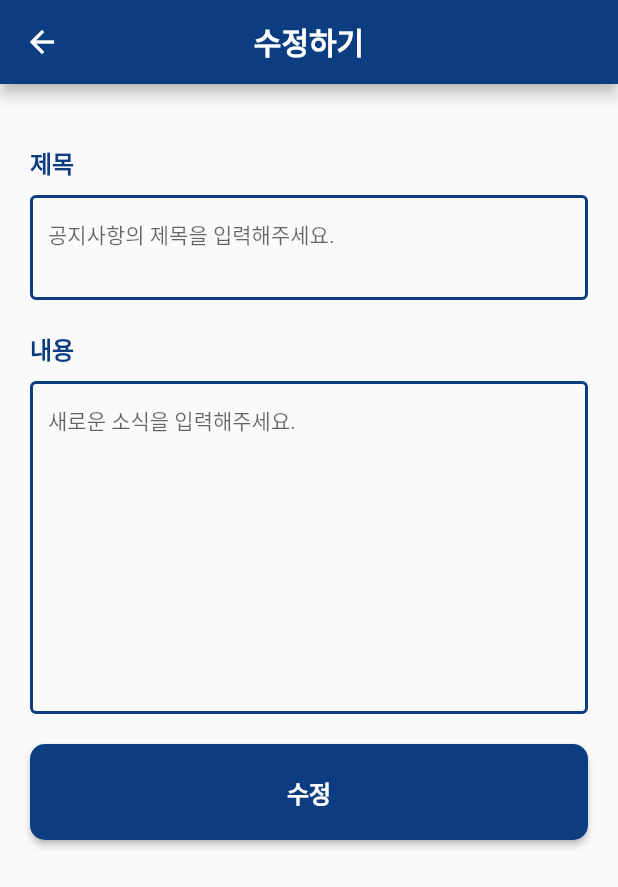
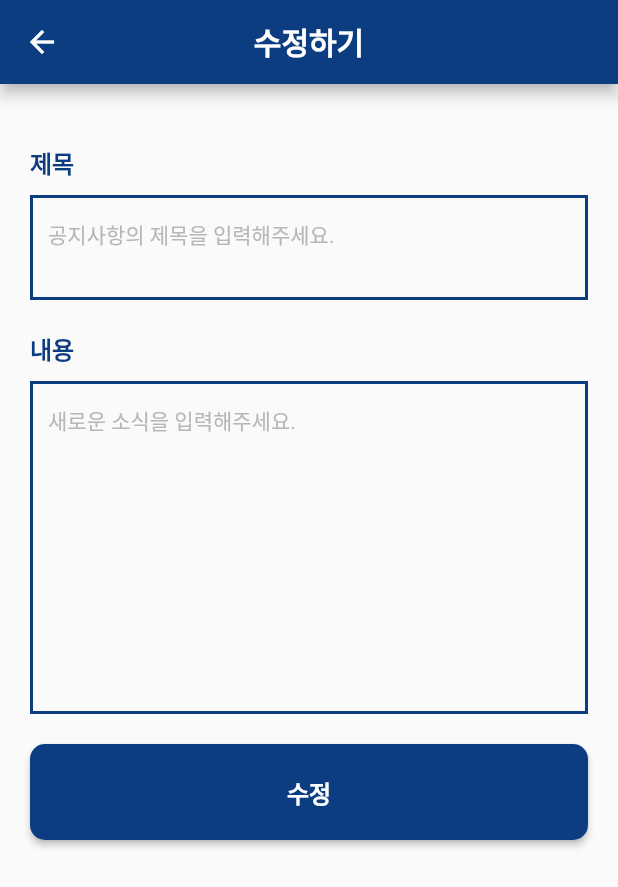
Before and after one commit to i-am-a-toy/pyc_frontend, a Flutter app: the NoticeUpsertScreen screen opened by its route, on a phone screen of 412 x 824 dp. Shown: the top 887 px of the screen. Run offline on Flutter 3.47's test engine with Material 2 defaults, Android fonts, the phone set to English and light mode, and no system bars; our stand-ins replace dio, dropdown_button2, flutter_dotenv, flutter_secure_storage, flutter_slidable, flutter_svg and 2 more; accounts and stored records are empty; network calls fail; project files that could hold a hidden picture were left out.

Commit message:
💄Update: create default border input field

```diff
--- /dev/null
+++ b/lib/components/form/default_border_input_field.dart
@@ -0,0 +1,65 @@
+import 'package:flutter/material.dart';
+import 'package:pyc/common/constants/constants.dart';
+
+class DefaultBorderInputField extends StatelessWidget {
+  final FormFieldSetter<String> onSaved;
+  final FormFieldValidator<String> validator;
+  final bool? isRounded;
+  final bool? autoFocus;
+  final int? maxLine;
+  final String? init;
+  final String? hint;
+  final EdgeInsetsGeometry? contentPadding;
+  final Widget? prefixIcon;
+  final Widget? suffixIcon;
+
+  const DefaultBorderInputField({
+    super.key,
+    required this.onSaved,
+    required this.validator,
+    this.autoFocus = false,
+    this.contentPadding,
+    this.isRounded = false,
+    this.prefixIcon,
+    this.suffixIcon,
+    this.init,
+    this.maxLine,
+    this.hint,
+  });
+
+  @override
+  Widget build(BuildContext context) {
+    return TextFormField(
+      autofocus: autoFocus ?? false,
+      validator: validator,
+      onSaved: onSaved,
+      keyboardType: TextInputType.text,
+      initialValue: init,
+      maxLines: maxLine,
+      decoration: InputDecoration(
+        contentPadding: contentPadding,
+        prefixIcon: prefixIcon,
+        suffixIcon: suffixIcon,
+        hintText: hint,
+        hintStyle: const TextStyle(fontSize: 14.0, color: kHintTextColor),
+        isDense: true,
+        focusedBorder: OutlineInputBorder(
+          borderSide: const BorderSide(color: kPrimaryColor, width: 2.0),
+          borderRadius: BorderRadius.circular(isRounded! ? 40 : 0),
+        ),
+        enabledBorder: OutlineInputBorder(
+          borderSide: const BorderSide(color: kPrimaryColor, width: 2.0),
+          borderRadius: BorderRadius.circular(isRounded! ? 40 : 0),
+        ),
+        errorBorder: OutlineInputBorder(
+          borderSide: const BorderSide(color: Colors.red, width: 2.0),
+          borderRadius: BorderRadius.circular(isRounded! ? 40 : 0),
+        ),
+        focusedErrorBorder: OutlineInputBorder(
+          borderSide: const BorderSide(color: Colors.red, width: 2.0),
+          borderRadius: BorderRadius.circular(isRounded! ? 40 : 0),
+        ),
+      ),
+    );
+  }
+}
--- a/lib/screens/notice/components/detail/notice_detail_bottom_sheet.dart
+++ b/lib/screens/notice/components/detail/notice_detail_bottom_sheet.dart
@@ -1,6 +1,7 @@
 import 'package:flutter/material.dart';
 import 'package:flutter_svg/svg.dart';
 import 'package:pyc/common/constants/constants.dart';
+import 'package:pyc/components/form/default_border_input_field.dart';
 
 class NoticeDetailBottomSheet extends StatelessWidget {
   final bool autoFocus;
@@ -29,11 +30,11 @@ class NoticeDetailBottomSheet extends StatelessWidget {
           left: kDefaultValue,
           right: kDefaultValue,
         ),
-        child: TextFormField(
-          autofocus: autoFocus,
+        child: DefaultBorderInputField(
+          autoFocus: autoFocus,
+          isRounded: true,
           validator: (val) => (val == null || val.trim().isEmpty) ? '' : null,
           onSaved: (val) => comment = val!,
-          decoration: InputDecoration(
           contentPadding: const EdgeInsets.symmetric(vertical: kDefaultValue / 2),
           prefixIcon: Padding(
             padding: const EdgeInsets.symmetric(horizontal: kDefaultValue / 2),
@@ -56,25 +57,6 @@ class NoticeDetailBottomSheet extends StatelessWidget {
               fit: BoxFit.scaleDown,
             ),
           ),
-
-            /// TODO: 분리
-            focusedBorder: OutlineInputBorder(
-              borderSide: const BorderSide(color: kPrimaryColor, width: 2.0),
-              borderRadius: BorderRadius.circular(40),
-            ),
-            enabledBorder: OutlineInputBorder(
-              borderSide: const BorderSide(color: kPrimaryColor, width: 2.0),
-              borderRadius: BorderRadius.circular(40),
-            ),
-            errorBorder: OutlineInputBorder(
-              borderSide: const BorderSide(color: Colors.red, width: 2.0),
-              borderRadius: BorderRadius.circular(40),
-            ),
-            focusedErrorBorder: OutlineInputBorder(
-              borderSide: const BorderSide(color: Colors.red, width: 2.0),
-              borderRadius: BorderRadius.circular(40),
-            ),
-          ),
         ),
       ),
     );
--- a/lib/screens/notice/components/list/notice_list_card.dart
+++ b/lib/screens/notice/components/list/notice_list_card.dart
@@ -58,7 +58,6 @@ class NoticeListCard extends StatelessWidget {
             Expanded(
               child: OverFlowText(
                 text: content,
-                tag: 'notice$index',
               ),
             ),
             kHeightSizeBox,
--- a/lib/screens/notice/notice_detail_screen.dart
+++ b/lib/screens/notice/notice_detail_screen.dart
@@ -57,13 +57,19 @@ class NoticeDetailScreen extends StatelessWidget {
 
       /// Bottom Sheet
       bottomSheet: NoticeDetailBottomSheet(
-        autoFocus: Get.arguments['autoFocus'],
-        image: Get.find<FetchMeController>().image,
-        saveComment: (comment) => noticeCommentController.save(
-          noticeDetailController.id,
-          comment,
-        ),
-      ),
+          autoFocus: Get.arguments['autoFocus'],
+          image: Get.find<FetchMeController>().image,
+          saveComment: (comment) async {
+            noticeCommentController.save(
+              noticeDetailController.id,
+              comment,
+            );
+            scrollController.animateTo(
+              scrollController.position.maxScrollExtent,
+              duration: const Duration(microseconds: 1),
+              curve: Curves.fastOutSlowIn,
+            );
+          }),
 
       /// Body
       body: GestureDetector(
--- a/lib/screens/notice/notice_upsert_screen.dart
+++ b/lib/screens/notice/notice_upsert_screen.dart
@@ -4,6 +4,7 @@ import 'package:pyc/common/constants/constants.dart';
 import 'package:pyc/common/utils/validator/validator.dart';
 import 'package:pyc/components/appbar/default_appbar.dart';
 import 'package:pyc/components/button/default_buttons.dart';
+import 'package:pyc/components/form/default_border_input_field.dart';
 import 'package:pyc/controllers/notice/notice_controller.dart';
 import 'package:pyc/controllers/notice/notice_detail_controller.dart';
 import 'package:pyc/controllers/notice/notice_upsert.controller.dart';
@@ -49,30 +50,12 @@ class NoticeUpsertScreen extends StatelessWidget {
                     ),
                   ),
                   kHalfHeightSizeBox,
-                  TextFormField(
-                    initialValue: argument?['title'],
-                    maxLines: 2,
-                    decoration: const InputDecoration(
-                      hintText: '공지사항의 제목을 입력해주세요.',
-                      focusedBorder: OutlineInputBorder(
-                        borderSide: BorderSide(color: kPrimaryColor, width: 2.0),
-                      ),
-                      enabledBorder: OutlineInputBorder(
-                        borderSide: BorderSide(color: kPrimaryColor, width: 2.0),
-                      ),
-                      errorBorder: OutlineInputBorder(
-                        borderSide: BorderSide(color: Colors.red, width: 2.0),
-                      ),
-                      focusedErrorBorder: OutlineInputBorder(
-                        borderSide: BorderSide(color: Colors.red, width: 2.0),
-                      ),
-                      isDense: true,
-                      hintStyle: TextStyle(
-                        fontSize: 14.0,
-                      ),
-                    ),
+                  DefaultBorderInputField(
+                    init: argument?['title'],
+                    hint: '공지사항의 제목을 입력해주세요.',
                     onSaved: (val) => controller.updateTitle(val!),
                     validator: requiredStringValidator,
+                    maxLine: 2,
                   ),
                   kHeightSizeBox,
                   const Text(
@@ -84,30 +67,12 @@ class NoticeUpsertScreen extends StatelessWidget {
                     ),
                   ),
                   kHalfHeightSizeBox,
-                  TextFormField(
-                    initialValue: argument?['content'],
-                    maxLines: 10,
-                    decoration: const InputDecoration(
-                      hintText: '새로운 소식을 입력해주세요.',
-                      focusedBorder: OutlineInputBorder(
-                        borderSide: BorderSide(color: kPrimaryColor, width: 2.0),
-                      ),
-                      enabledBorder: OutlineInputBorder(
-                        borderSide: BorderSide(color: kPrimaryColor, width: 2.0),
-                      ),
-                      errorBorder: OutlineInputBorder(
-                        borderSide: BorderSide(color: Colors.red, width: 2.0),
-                      ),
-                      focusedErrorBorder: OutlineInputBorder(
-                        borderSide: BorderSide(color: Colors.red, width: 2.0),
-                      ),
-                      isDense: true,
-                      hintStyle: TextStyle(
-                        fontSize: 14.0,
-                      ),
-                    ),
+                  DefaultBorderInputField(
+                    init: argument?['content'],
+                    hint: '새로운 소식을 입력해주세요.',
                     onSaved: (val) => controller.updateContent(val!),
                     validator: requiredStringValidator,
+                    maxLine: 10,
                   ),
                   kHeightSizeBox,
                   DefaultButton(
```
Lines whose indentation alone changed are shown as unchanged.
